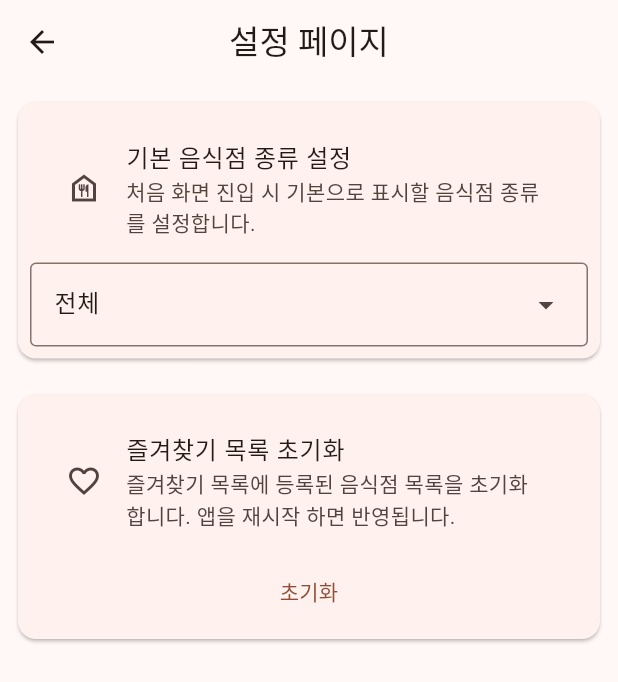
After one commit to sun30812/tera_food, a Flutter app: the screen it shows after launch, after a tap on the "settings" icon, on a phone screen of 412 x 824 dp. The commit adds this screen. Shown: the top 682 px of the screen. Run offline on Flutter 3.47's test engine with Material 3 defaults, Android fonts, the phone set to English and light mode, and no system bars; our stand-ins replace firebase_core, shared_preferences; accounts and stored records are empty.

Commit message:
#9 앱 실행 시 기본으로 표시할 음식점 종료 설정 기능 추가
* #9 앱 실행 시 음식점 종류 기본값 설정메뉴 추가
* #1 사용자가 즐겨찾기한 음식점 목록 앱 종료 후 다시 실행 후에도 유지하도록 반영

```diff
--- a/lib/main.dart
+++ b/lib/main.dart
@@ -2,6 +2,7 @@ import 'dart:math';
 
 import 'package:flutter/material.dart';
 import 'package:flutter/widget_previews.dart';
+import 'package:tera_food/pages/settings.dart';
 import 'package:tera_food/provider/model/food.dart';
 import 'package:tera_food/provider/restaurant_provider.dart';
 import 'package:tera_food/style/buttons.dart';
@@ -56,7 +57,7 @@ class _AppPageState extends State<AppPage> {
   /// 현재 선택된 음식점 종류.
   ///
   /// 음식점 종류 별로 음식점 목록을 표시할 때 사용된다.
-  late FoodKind foodKind;
+  FoodKind? foodKind;
 
   // 음식점 데이터를 비동기로 제공하는 provider future.
   late final Future<RestaurantProvider> _restaurantProviderFuture;
@@ -89,8 +90,7 @@ class _AppPageState extends State<AppPage> {
   void initState() {
     super.initState();
 
-    // 기본 음식 종류와 음식점 provider를 초기화한다.
-    foodKind = FoodKind.noodle;
+    // 음식점 provider를 초기화한다.
     _restaurantProviderFuture = RestaurantProvider.getSampleInstance();
   }
 
@@ -148,8 +148,10 @@ class _AppPageState extends State<AppPage> {
 
         /// 음식점 정보 로딩 이후 [RestaurantProvider]를 사용하여 음식점 정보를 가져온다.
         final restaurantProvider = asyncSnapshot.data;
+        foodKind ??= restaurantProvider?.defaultFoodKind;
         final foodList = restaurantProvider?.foods(
-            foodKind, showOnlyFavorite: _showOnlyFavorite) ?? [];
+            foodKind ?? FoodKind.all, showOnlyFavorite: _showOnlyFavorite) ??
+            [];
 
         // 음식점 카드 수만큼 확장 컨트롤러를 준비한다.
         for (int i = 0; i < foodList.length; i++) {
@@ -261,8 +263,17 @@ class _AppPageState extends State<AppPage> {
                 .headlineSmall
                 ?.copyWith(fontWeight: FontWeight.bold),
           ),
-          if (onChanged != null)
-            BeatingHeartIconButton(onPressed: onChanged),
+
+          Row(
+            children: [
+              IconButton(onPressed: () =>
+                  Navigator.push(context, MaterialPageRoute(
+                    builder: (context) => const SettingsPage(),)),
+                  icon: Icon(Icons.settings_outlined)),
+              if (onChanged != null)
+                BeatingHeartIconButton(onPressed: onChanged),
+            ],
+          )
         ],
       ),
     );
--- /dev/null
+++ b/lib/pages/settings.dart
@@ -0,0 +1,162 @@
+import 'package:flutter/material.dart';
+import 'package:flutter/widget_previews.dart';
+import 'package:tera_food/provider/settings_provider.dart';
+import 'package:tera_food/types/food_kind.dart';
+
+/// 앱의 설정 페이지이다.
+///
+/// 해당 페이지를 통해 앱의 전반적인 설정을 제어할 수 있으며, 실제 데이터는 [SettingsProvider] 에서 관리한다.
+class SettingsPage extends StatefulWidget {
+  const SettingsPage({super.key});
+
+  @override
+  State<SettingsPage> createState() => _SettingsPageState();
+}
+
+class _SettingsPageState extends State<SettingsPage> {
+  late FoodKind _selectedFoodKind;
+  late bool _isFavoriteReset;
+
+  late final Future<SettingsProvider> _settingsProviderFuture =
+      SettingsProvider.getInstance();
+
+  @override
+  void initState() {
+    super.initState();
+    _selectedFoodKind = FoodKind.values.first;
+    _isFavoriteReset = false;
+  }
+
+  @override
+  Widget build(BuildContext context) {
+    return Scaffold(
+      appBar: AppBar(title: const Text('설정 페이지')),
+      body: Center(
+        child: FutureBuilder<SettingsProvider>(
+          future: _settingsProviderFuture,
+          builder: (context, asyncSnapshot) {
+            if (asyncSnapshot.connectionState == ConnectionState.waiting) {
+              return const CircularProgressIndicator();
+            }
+            _selectedFoodKind =
+                asyncSnapshot.data?.getDefaultFoodKind() ?? FoodKind.all;
+            return Column(
+              children: [
+                Padding(
+                  padding: const EdgeInsets.all(8.0),
+                  child: Card(
+                    child: Padding(
+                      padding: const EdgeInsets.all(8.0),
+                      child: Column(
+                        children: [
+                          Padding(
+                            padding: const EdgeInsets.all(8.0),
+                            child: const ListTile(
+                              title: Text('기본 음식점 종류 설정'),
+                              subtitle: Text(
+                                '처음 화면 진입 시 기본으로 표시할 음식점 종류를 설정합니다.',
+                              ),
+                              leading: Icon(Icons.food_bank_outlined),
+                            ),
+                          ),
+                          DropdownMenu(
+                            width: MediaQuery.of(context).size.width - 32,
+                            initialSelection: _selectedFoodKind,
+                            dropdownMenuEntries: FoodKind.values
+                                .map(
+                                  (item) => DropdownMenuEntry(
+                                    value: item,
+                                    label: item.label,
+                                  ),
+                                )
+                                .toList(),
+                            onSelected: (value) {
+                              if (value != null) {
+                                setState(() {
+                                  _selectedFoodKind = value;
+                                  asyncSnapshot.data?.setDefaultFoodKind(value);
+                                });
+                              }
+                            },
+                          ),
+                        ],
+                      ),
+                    ),
+                  ),
+                ),
+                Padding(
+                  padding: const EdgeInsets.all(8.0),
+                  child: Card(
+                    child: Padding(
+                      padding: const EdgeInsets.all(8.0),
+                      child: Column(
+                        children: [
+                          Padding(
+                            padding: const EdgeInsets.all(8.0),
+                            child: const ListTile(
+                              title: Text('즐겨찾기 목록 초기화'),
+                              subtitle: Text(
+                                '즐겨찾기 목록에 등록된 음식점 목록을 초기화 합니다. 앱을 재시작 하면 반영됩니다.',
+                              ),
+                              leading: Icon(Icons.favorite_border),
+                            ),
+                          ),
+                          TextButton(onPressed: _isFavoriteReset ? null : () {
+                            showDialog(context: context, builder: (context) =>
+                                AlertDialog(
+                                  title: const Text('즐겨찾기 목록 초기화'),
+                                  content: Row(
+                                    spacing: 8.0,
+                                    children: [
+                                      Text(
+                                        '정말로 즐겨찾기한 음식점 목록을 초기화 할까요?',
+                                        style: Theme
+                                            .of(context)
+                                            .textTheme
+                                            .bodyMedium
+                                            ?.copyWith(
+                                        ),
+                                      ),
+                                    ],
+                                  ),
+                                  actions: [
+                                    TextButton(
+                                      onPressed: () => Navigator.pop(context),
+                                      child: const Text('취소'),
+                                    ),
+                                    TextButton(
+                                      onPressed: () {
+                                        asyncSnapshot.data
+                                            ?.resetFavoriteFoodList();
+                                        setState(() {
+                                          _isFavoriteReset = true;
+                                        });
+                                        Navigator.pop(context);
+                                      },
+                                      child: const Text('확인'),
+                                    ),
+                                  ],
+                                ),);
+                          }, child: _isFavoriteReset ? Row(
+                            mainAxisAlignment: MainAxisAlignment.center,
+                            children: [
+                              Icon(Icons.check),
+                              Text('초기화됨')
+                            ],
+                          ) : Text('초기화'))
+                        ],
+                      ),
+                    ),
+                  ),
+                )
+              ],
+            );
+          },
+        ),
+      ),
+    );
+  }
+}
+
+@Preview(name: 'SettingsPage')
+Widget settingsPagePreview() => const SettingsPage();
--- a/lib/provider/restaurant_provider.dart
+++ b/lib/provider/restaurant_provider.dart
@@ -1,4 +1,5 @@
 import 'package:tera_food/provider/model/food.dart';
+import 'package:tera_food/provider/settings_provider.dart';
 import 'package:tera_food/types/food_kind.dart';
 import 'package:tera_food/types/food_preference.dart';
 
@@ -7,16 +8,25 @@ import 'package:tera_food/types/food_preference.dart';
 /// [FoodKind]별 음식점 목록을 포함하는 데이터를 관리하며, 앱 전체에서 공유되는 싱글톤 인스턴스를 제공한다.
 /// 인스턴스 초기화 필요 시 반드시 [getSampleInstance] 메서드를 통해 데이터를 초기화하여 인스턴스를 생성해야 한다.
 class RestaurantProvider {
-  RestaurantProvider._internal(this._foodData);
+  RestaurantProvider._internal(this._foodData, this._settingsProvider) {
+    _favoriteFoodNames = _settingsProvider?.getFavoriteFoodList() ?? {};
+  }
 
   /// [Food]으로 작성된 음식점 목록을 [FoodKind]별로 매핑한 데이터.
   final Map<FoodKind, List<Food>>? _foodData;
 
+  final SettingsProvider? _settingsProvider;
+
+  late final Set<String> _favoriteFoodNames;
+
   static RestaurantProvider? _instance;
+
+  FoodKind get defaultFoodKind =>
+      _settingsProvider?.getDefaultFoodKind() ?? FoodKind.all;
 
   /// [foodKind]에 해당하는 음식점 목록을 [Food] 형으로 반환한다.
   ///
-  /// 만일 모든 음식 종류를 의마하는 [FoodKind.all]이 전달되면 모든 음식점 목록을 하나의 리스트로 반환한다.
+  /// 만일 모든 음식 종류를 의미하는 [FoodKind.all]이 전달되면 모든 음식점 목록을 하나의 리스트로 반환한다.
   List<Food> foods(FoodKind foodKind, {bool showOnlyFavorite = false}) {
     if (foodKind == FoodKind.all) {
       return _foodData?.values
@@ -48,6 +58,12 @@ class RestaurantProvider {
     required Food food,
     required FoodPreference preference,
   }) {
+    if (preference == FoodPreference.like) {
+      _favoriteFoodNames.add(food.foodName);
+    } else {
+      _favoriteFoodNames.remove(food.foodName);
+    }
+
     _foodData?.update(food.foodKind, (oldFoods) {
       List<Food> newFoods = [];
 
@@ -58,6 +74,7 @@ class RestaurantProvider {
           newFoods.add(oldFood);
         }
       }
+      _settingsProvider?.updateFavoriteFoodList(_favoriteFoodNames);
       return newFoods;
     });
   }
@@ -65,56 +82,93 @@ class RestaurantProvider {
   /// 싱글톤 인스턴스가 아직 생성되지 않은 경우, 데이터를 초기화하여 인스턴스를 생성한다.
   ///
   /// 해당 데이터는 Sample 이며, 추후 Firebase 를 이용하여 정보를 가져올 예정이다.
-  static Future<RestaurantProvider> getSampleInstance() async {
+  /// [skipInitializeSettingsProvider]가 true로 설정되면 [SettingsProvider]의 인스턴스 초기화를 건너뛴다.
+  /// 이는 테스트 시 [SettingsProvider]의 초기화가 필요 없는 경우에 유용하다.
+  static Future<RestaurantProvider> getSampleInstance(
+      {bool skipInitializeSettingsProvider = false}) async {
     if (_instance == null) {
-      await Future.delayed(const Duration(seconds: 1)); // 예시로 1초 지연
-      final internalData = {
+      final settingsProvider = !skipInitializeSettingsProvider
+          ? await SettingsProvider.getInstance()
+          : null;
+      final favoriteFoodNames = settingsProvider?.getFavoriteFoodList() ?? {};
+
+      FoodPreference preferenceOf(String foodName) {
+        return favoriteFoodNames.contains(foodName)
+            ? FoodPreference.like
+            : FoodPreference.neutral;
+      }
+
+      Food food(FoodKind foodKind, String foodName) {
+        return Food(
+          foodName: foodName,
+          foodKind: foodKind,
+          preference: preferenceOf(foodName),
+        );
+      }
+
+      final foodNamesByKind = {
         FoodKind.noodle: [
-          Food(foodName: "고스락 칼국수", foodKind: FoodKind.noodle),
-          Food(foodName: "짬뽕혁명", foodKind: FoodKind.noodle),
-          Food(foodName: "찐짜짬뽕", foodKind: FoodKind.noodle),
-          Food(foodName: "퍼틴", foodKind: FoodKind.noodle),
-          Food(foodName: "오한수우육명가", foodKind: FoodKind.noodle),
-          Food(foodName: "큐슈울트라아멘", foodKind: FoodKind.noodle),
-          Food(foodName: "오백국수", foodKind: FoodKind.noodle),
+          "고스락 칼국수",
+          "짬뽕혁명",
+          "찐짜짬뽕",
+          "퍼틴",
+          "오한수우육명가",
+          "큐슈울트라아멘",
+          "오백국수",
         ],
         FoodKind.rice: [
-          Food(foodName: "진상", foodKind: FoodKind.rice),
-          Food(foodName: "유쾌한 비빔밥", foodKind: FoodKind.rice),
-          Food(foodName: "한솥 도시락", foodKind: FoodKind.rice),
-          Food(foodName: "얌샘김밥", foodKind: FoodKind.rice),
-          Food(foodName: "모모유부", foodKind: FoodKind.rice),
-          Food(foodName: "한창회관", foodKind: FoodKind.rice),
-          Food(foodName: "한끼의 정석 dine", foodKind: FoodKind.rice),
-          Food(foodName: "정담은 한상", foodKind: FoodKind.rice),
-          Food(foodName: "장금이한식뷔페", foodKind: FoodKind.rice),
+          "진상",
+          "유쾌한 비빔밥",
+          "한솥 도시락",
+          "얌샘김밥",
+          "모모유부",
+          "한창회관",
+          "한끼의 정석 dine",
+          "정담은 한상",
+          "장금이한식뷔페",
+          "나드리김밥"
         ],
         FoodKind.bread: [
-          Food(foodName: "뉴욕 버거", foodKind: FoodKind.bread),
-          Food(foodName: "목동버거", foodKind: FoodKind.bread),
-          Food(foodName: "베이글 트리", foodKind: FoodKind.bread),
+          "뉴욕 버거",
+          "목동버거",
+          "베이글 트리",
         ],
         FoodKind.soup: [
-          Food(foodName: "본설렁탕", foodKind: FoodKind.soup),
-          Food(foodName: "일품양평해장국", foodKind: FoodKind.soup),
-          Food(foodName: "육수당", foodKind: FoodKind.soup),
-          Food(foodName: "맑은곰탕", foodKind: FoodKind.soup),
-          Food(foodName: "명백집", foodKind: FoodKind.soup),
-          Food(foodName: "북촌손만두", foodKind: FoodKind.soup),
+          "본설렁탕",
+          "일품양평해장국",
+          "육수당",
+          "맑은곰탕",
+          "명백집",
+          "북촌손만두",
+          "송탄부대찌개",
+          "자래순두부",
         ],
         FoodKind.salad: [
-          Food(foodName: "샐러디", foodKind: FoodKind.salad),
-          Food(foodName: "샐러드박스", foodKind: FoodKind.salad),
-          Food(foodName: "포케올데이", foodKind: FoodKind.salad),
-          Food(foodName: "주니아", foodKind: FoodKind.salad),
-          Food(foodName: "죠샌드위치", foodKind: FoodKind.salad),
+          "샐러디",
+          "샐러드박스",
+          "포케올데이",
+          "주니아",
+          "죠샌드위치",
+          "파리바게트",
+          "뚜레주르"
         ],
-        FoodKind.etc: [Food(foodName: "CU", foodKind: FoodKind.etc),
-          Food(foodName: "돈카춘", foodKind: FoodKind.etc),
-          Food(foodName: "꽃찬 찜닭", foodKind: FoodKind.etc)
+        FoodKind.etc: [
+          "CU",
+          "돈카춘",
+          "꽃찬 찜닭",
         ],
       };
-      _instance = RestaurantProvider._internal(internalData);
+
+      final internalData = foodNamesByKind.map(
+            (foodKind, foodNames) =>
+            MapEntry(
+              foodKind,
+              foodNames.map((foodName) => food(foodKind, foodName)).toList(),
+            ),
+      );
+
+      _instance = RestaurantProvider._internal(
+          internalData, settingsProvider);
     }
     return RestaurantProvider._instance!;
   }
--- /dev/null
+++ b/lib/provider/settings_provider.dart
@@ -0,0 +1,52 @@
+import 'package:shared_preferences/shared_preferences.dart';
+import 'package:tera_food/types/food_kind.dart';
+
+/// 앱의 전반적인 설정을 관리하는 provider 클래스.
+///
+/// 앱 전체에서 공유되는 싱글톤 인스턴스를 제공하며, 앱의 설정 데이터를 관리한다. 현재는 기본 음식점 종류 설정을 관리하는 기능을 제공한다.
+/// 인스턴스 사용을 위해서는 반드시 [getInstance] 메서드를 통해 인스턴스를 초기화하여 사용해야 한다.
+class SettingsProvider {
+  SettingsProvider._internal(this._pref);
+
+  // 음식점 종류 설정 관리용 키
+  static const String _defaultFoodKindKey = 'default_food_kind';
+
+  // 즐겨찾는 음식점 목록 키
+  static const String _favoriteFoodKey = 'favorite_food_names';
+
+  static SettingsProvider? _instance;
+  final SharedPreferences _pref;
+
+  /// 앱에서 기본으로 표시할 음식점 종류를 설정한다.
+  ///
+  /// [foodKind]은 [FoodKind] 열거형의 값으로 전달되어야 한다.
+  void setDefaultFoodKind(FoodKind foodKind) =>
+      _pref.setString(_defaultFoodKindKey, foodKind.name);
+
+  /// 즐겨찾는 음식점 목록을 업데이트 한다.
+  ///
+  /// [foodNames]를 통해 전달된 음식점 이름들의 목록을 즐겨찾기 설정 저장소에 저장한다.
+  void updateFavoriteFoodList(Set<String> foodNames) =>
+      _pref.setStringList(_favoriteFoodKey, foodNames.toList());
+
+  /// 줄겨찾는 음식점 목록을 초기화 한다.
+  ///
+  /// 저장소에 등록된 즐겨찾는 음식점 목록에 대한 데이터를 삭제한다.
+  void resetFavoriteFoodList() => _pref.remove(_favoriteFoodKey);
+
+  /// 즐겨찾는 음식점 목록을 저장소에서 가져와 반환한다.
+  Set<String> getFavoriteFoodList() =>
+      _pref.getStringList(_favoriteFoodKey)?.toSet() ?? {};
+
+  /// 앱에서 기본으로 표시할 음식점 종류를 반환한다.
+  FoodKind getDefaultFoodKind() => FoodKind.values.byName(
+    _pref.getString(_defaultFoodKindKey) ?? FoodKind.all.name,
+  );
+
+  /// [SettingsProvider] 의 인스턴스를 초기화 하는 정적 메서드이다.
+  ///
+  /// 이미 인스턴스 존재 시 존재하는 인스턴스를 반환하며, 없을 시 인스턴스를 새로 생성한다.
+  static Future<SettingsProvider> getInstance() async =>
+      SettingsProvider._instance ??
+      SettingsProvider._internal(await SharedPreferences.getInstance());
+}
--- a/pubspec.yaml
+++ b/pubspec.yaml
@@ -16,7 +16,7 @@ publish_to: 'none' # Remove this line if you wish to publish to pub.dev
 # https://developer.apple.com/library/archive/documentation/General/Reference/InfoPlistKeyReference/Articles/CoreFoundationKeys.html
 # In Windows, build-name is used as the major, minor, and patch parts
 # of the product and file versions while build-number is used as the build suffix.
-version: 0.1.2+4
+version: 0.1.4+1
 
 environment:
   sdk: ^3.11.4
@@ -35,6 +35,7 @@ dependencies:
   # Use with the CupertinoIcons class for iOS style icons.
   cupertino_icons: ^1.0.8
   firebase_core: ^4.7.0
+  shared_preferences: ^2.5.5
 
 dev_dependencies:
   flutter_test:
```
Also changed, not shown: pubspec.lock, 3 other files.
